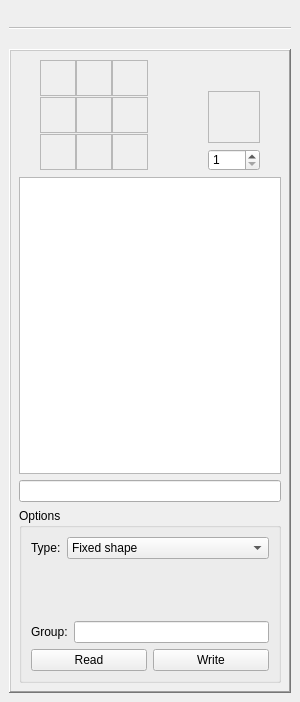
IoeCmcomc/MCDatapacker, file visualrecipeeditordock.ui: the form before one commit.
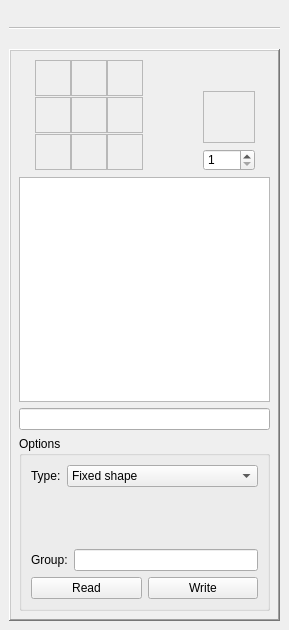
The form after the commit. Icons and pictures are not drawn. Custom widgets are drawn as their Qt base class.

```diff
--- a/visualrecipeeditordock.ui
+++ b/visualrecipeeditordock.ui
@@ -6,8 +6,8 @@
    <rect>
     <x>0</x>
     <y>0</y>
-    <width>300</width>
-    <height>702</height>
+    <width>289</width>
+    <height>630</height>
    </rect>
   </property>
   <property name="sizePolicy">
@@ -18,7 +18,7 @@
   </property>
   <property name="minimumSize">
    <size>
-    <width>300</width>
+    <width>289</width>
     <height>500</height>
    </size>
   </property>
@@ -139,7 +139,7 @@
               </property>
               <property name="sizeHint" stdset="0">
                <size>
-                <width>10</width>
+                <width>7</width>
                 <height>17</height>
                </size>
               </property>
@@ -721,7 +721,7 @@
               </property>
               <property name="sizeHint" stdset="0">
                <size>
-                <width>10</width>
+                <width>7</width>
                 <height>17</height>
                </size>
               </property>
```
